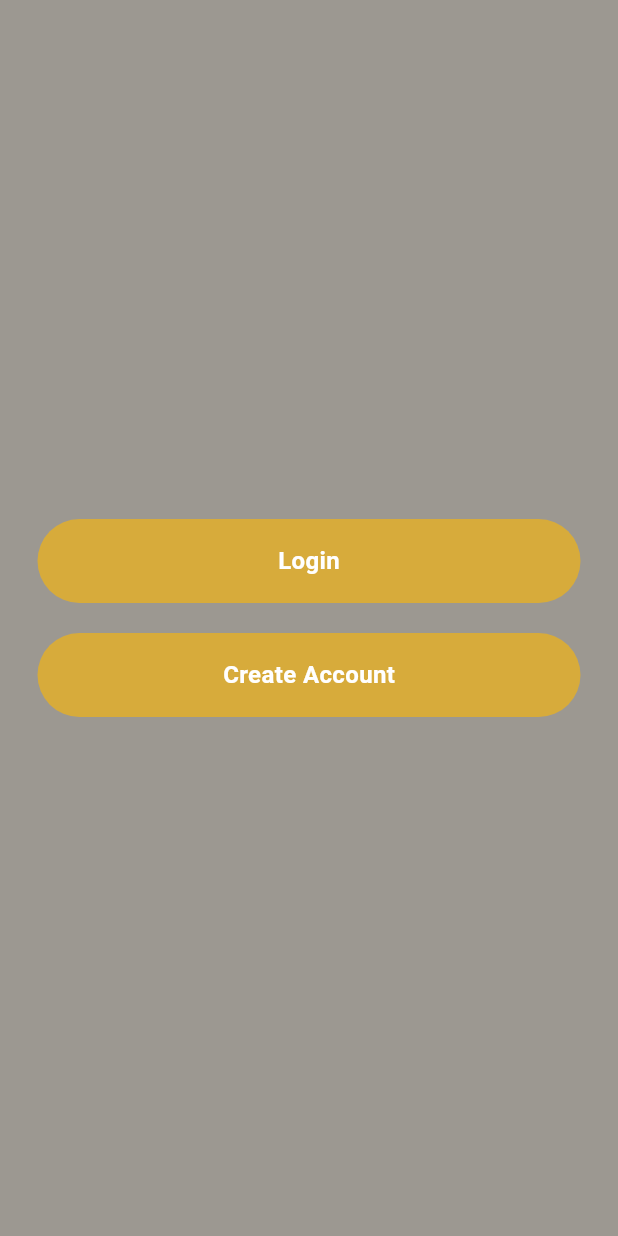
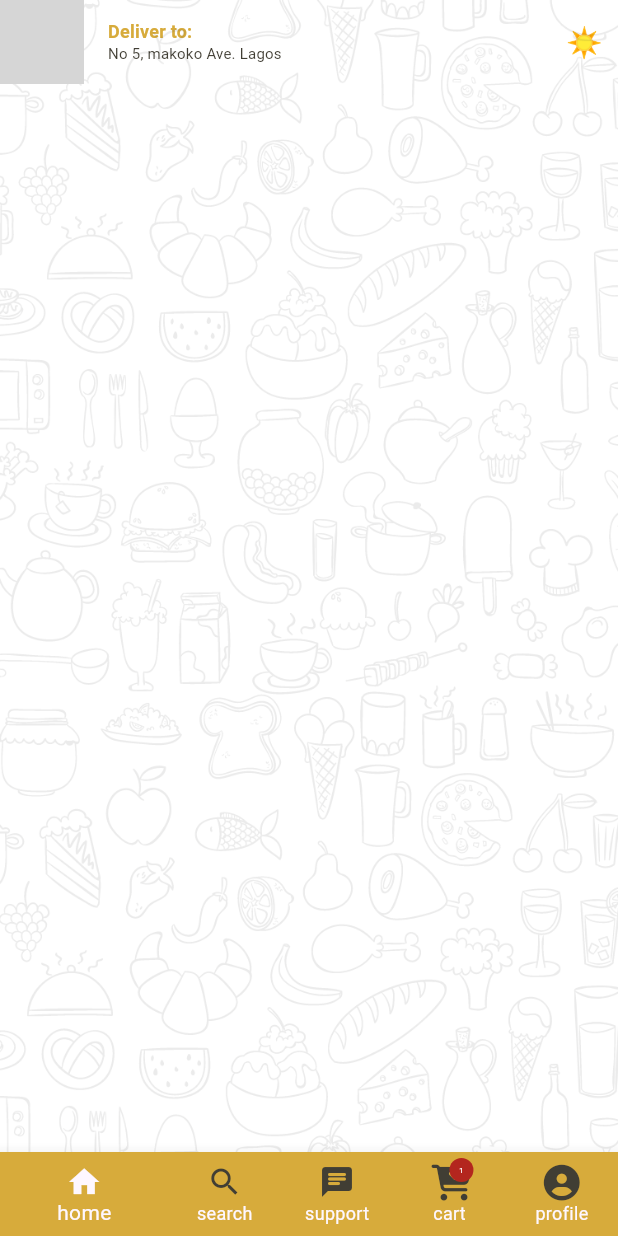
Before and after one commit to noyevate/ChopNow, a Flutter app: the screen it shows after launch, on a phone screen of 412 x 824 dp. Run offline on Flutter 3.47's test engine with Material 3 defaults, Android fonts, the phone set to English and light mode, and no system bars; our stand-ins replace flutter_screenutil, flutter_vector_icons, get; network calls fail; grey boxes are pictures that could not be loaded.

Commit message:
creating the custom app bar

```diff
--- /dev/null
+++ b/lib/common/custom_appbar.dart
@@ -0,0 +1,66 @@
+import 'package:chopnow/common/color_extension.dart';
+import 'package:flutter/material.dart';
+
+class CustomAppBar extends StatelessWidget implements PreferredSizeWidget {
+  final String leftAvatarImageUrl;
+  //final String rightAvatarImageUrl;
+  final String deliverToText;
+  final String childText;
+
+  const CustomAppBar({
+    Key? key,
+    required this.leftAvatarImageUrl,
+    //required this.rightAvatarImageUrl,
+    required this.deliverToText,
+    required this.childText,
+  }) : super(key: key);
+
+  @override
+  Widget build(BuildContext context) {
+    return AppBar(
+      backgroundColor: Colors.transparent,
+      elevation: 0,
+      leading: CircleAvatar(
+        backgroundColor: const Color.fromARGB(255, 244, 184, 5),
+        backgroundImage: NetworkImage(leftAvatarImageUrl),
+      ),
+      actions:  [
+        Padding(
+          padding: const EdgeInsets.symmetric(horizontal: 10.0),
+          child: Text(getTimeOfDay(), style: const TextStyle(fontSize: 20),)
+
+        ),
+      ],
+      title: Column(
+        crossAxisAlignment: CrossAxisAlignment.start,
+        children: [
+          Text(
+            deliverToText,
+            style:  TextStyle(fontSize: 12, fontWeight: FontWeight.w600, color: Tcolor.primary),
+          ),
+          const SizedBox(height: 2,),
+          Text(
+            childText,
+            style:  TextStyle(fontSize: 10, fontWeight: FontWeight.w400, color: Tcolor.Text),
+          ),
+        ],
+      ),
+    );
+
+  }
+
+  @override
+  Size get preferredSize => const Size.fromHeight(100); // Increase the size of the app bar
+
+  String getTimeOfDay() {
+    final now = DateTime.now();
+    final hour = now.hour;
+    if(hour >= 0 && hour < 8){
+      return '🌙';
+    } else if(hour >= 16 && hour < 18){
+      return '⛅';
+    } else {
+      return '☀️';
+    }
+  }
+}
--- /dev/null
+++ b/lib/common/size.dart
@@ -0,0 +1,7 @@
+
+import 'package:flutter_screenutil/flutter_screenutil.dart';
+
+String googleApiKey = '';
+
+double height = 1640.h;
+double width = 720.w;
--- /dev/null
+++ b/lib/common/uidata.dart
@@ -0,0 +1 @@
+List<dynamic> categories = [];
--- /dev/null
+++ b/lib/controller/tab_index_controller.dart
@@ -0,0 +1,12 @@
+import 'package:get/get.dart';
+
+class TabIndexController extends GetxController {
+   RxInt _tabIndex = 0.obs; // making the integer observable
+
+   int get tabIndex => _tabIndex.value;  // getting the getters
+
+   set setTabIndex(int newValue){ //setting the getters
+    _tabIndex.value = newValue;
+   }
+
+}
--- a/lib/main.dart
+++ b/lib/main.dart
@@ -1,10 +1,10 @@
 import 'package:chopnow/common/color_extension.dart';
-import 'package:chopnow/views/startup_pages/startup_page.dart';
+import 'package:chopnow/views/entrypoint.dart';
 import 'package:flutter/material.dart';
 import 'package:flutter_screenutil/flutter_screenutil.dart';
 import 'package:get/get_navigation/src/root/get_material_app.dart';
 
-  Widget defaultHome = const StartupPage();
+  Widget defaultHome =  MainScreen();
 
 void main() {
   runApp(const MyApp());
@@ -31,8 +31,8 @@ class MyApp extends StatelessWidget {
           title: 'Chopnow',
           // You can use the library anywhere in the app even in theme
           theme: ThemeData(
-            scaffoldBackgroundColor: Tcolor.primary,
-            iconTheme: IconThemeData(color: Color.fromRGBO(12, 21, 12, 0.5)),
+            scaffoldBackgroundColor: Tcolor.white,
+            iconTheme: IconThemeData(color: Tcolor.primary),
             primarySwatch: Colors.blueGrey,
             textTheme: Typography.englishLike2018.apply(fontSizeFactor: 1.sp),
           ),
--- /dev/null
+++ b/lib/views/entrypoint.dart
@@ -0,0 +1,70 @@
+// ignore_for_file: must_be_immutable
+
+import 'package:chopnow/common/color_extension.dart';
+import 'package:chopnow/common/size.dart';
+import 'package:chopnow/controller/tab_index_controller.dart';
+import 'package:chopnow/views/cart/cart_page.dart';
+import 'package:chopnow/views/home/home_page.dart';
+import 'package:chopnow/views/profile/profile_page.dart';
+import 'package:chopnow/views/search/search_page.dart';
+import 'package:chopnow/views/support/support_page.dart';
+import 'package:flutter/material.dart';
+import 'package:get/get.dart';
+import 'package:flutter_vector_icons/flutter_vector_icons.dart';
+
+class MainScreen extends StatelessWidget {
+   MainScreen({super.key});
+
+  List<Widget> pageList = const [
+    HomePage(),
+    SearchPage(),
+    SupportPage(),
+    CartPage(),
+    ProfilePage()
+  ];
+
+  @override
+  Widget build(BuildContext context) {
+    //hooking the tab controller
+    final controller = Get.put(TabIndexController());
+    return Obx(() => Scaffold(
+      body: Stack(
+        children: [
+          pageList[controller.tabIndex],
+          Container(
+            height: height,
+            width: width,
+            decoration: const BoxDecoration(
+              image: DecorationImage(image: AssetImage('assets/img/splash_bg.png'),
+              fit: BoxFit.cover
+              ),
+            ),
+          ),
+
+          Align(
+            alignment: Alignment.bottomCenter,
+            child: Theme(data: Theme.of(context).copyWith(canvasColor: Tcolor.primary),
+            child: BottomNavigationBar(
+              showSelectedLabels: true,
+              showUnselectedLabels: true,
+              unselectedIconTheme:  IconThemeData(color: Tcolor.Text),
+              //selectedIconTheme: IconThemeData(color: Tcolor.primary),
+
+              onTap: (value) {
+                controller.setTabIndex = value;
+              },
+              currentIndex: controller.tabIndex,
+              items:
+              const[
+                BottomNavigationBarItem(icon: Icon(Icons.home), label: "home"),
+                BottomNavigationBarItem(icon: Icon(Icons.search), label: "search"),
+                BottomNavigationBarItem(icon: Icon(Icons.chat_rounded), label: "support"),
+                BottomNavigationBarItem(icon: Badge(label:Text("1"), child: Icon(FontAwesome.cart_arrow_down),), label: "cart"),
+                 BottomNavigationBarItem(icon: Icon(FontAwesome.user_circle), label: "profile"),
+              ])),
+          )
+        ],
+      ),
+    ));
+  }
+}
--- /dev/null
+++ b/lib/views/home/home_page.dart
@@ -0,0 +1,24 @@
+// ignore_for_file: unused_import
+
+import 'package:chopnow/common/custom_appbar.dart';
+import 'package:flutter/material.dart';
+import 'package:chopnow/common/color_extension.dart';
+
+class HomePage extends StatelessWidget {
+  const HomePage({Key? key}) : super(key: key);
+
+  @override
+  Widget build(BuildContext context) {
+    return const Scaffold(
+      appBar: CustomAppBar( // Use your custom app bar
+        leftAvatarImageUrl: 'https://fecofoods.com.ng/cook-delicious-amala.png',
+        //rightAvatarImageUrl: 'right_avatar_image_url',
+        deliverToText: 'Deliver to: ',
+        childText: 'No 5, makoko Ave. Lagos',
+      ),
+      body: Center(
+        child: Text("HomePage"),
+      ),
+    );
+  }
+}
--- a/lib/views/startup_pages/startup_page.dart
+++ b/lib/views/startup_pages/startup_page.dart
@@ -11,7 +11,7 @@ class StartupPage extends StatelessWidget {
   @override
   Widget build(BuildContext context) {
     Future.delayed(const Duration(seconds: 7), () {
-      Get.off(NextPage()); // Navigate to the next page after 3 seconds
+      Get.off(const NextPage()); // Navigate to the next page after 3 seconds
     });
     return Scaffold(
       body: Stack(
--- a/pubspec.yaml
+++ b/pubspec.yaml
@@ -37,6 +37,8 @@ dependencies:
   cupertino_icons: ^1.0.2
   flutter_screenutil: ^5.9.0
   get: ^4.6.6
+  flutter_vector_icons: ^2.0.0
+  flutter_svg: ^2.0.10+1
 
 
 
```
Also changed, not shown: lib/views/Login/login_view.dart (+35 -1 lines), lib/views/Signup/sigupView.dart (added, +123 -0 lines), lib/views/cart/cart_page.dart (added, +19 -0 lines), lib/views/profile/profile_page.dart (added, +30 -0 lines), lib/views/search/search_page.dart (added, +19 -0 lines), lib/views/startup_pages/nextpage.dart (+9 -1 lines), lib/views/support/support_page.dart (added, +19 -0 lines), pubspec.lock.
